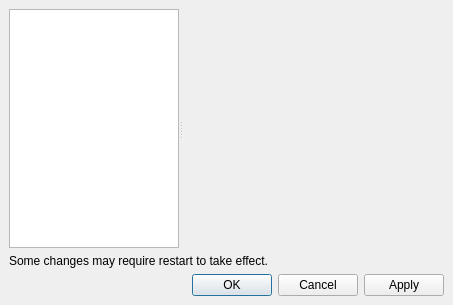
Old version of the form src/SettingsDlg.ui in the repository LubosD/fatrat.
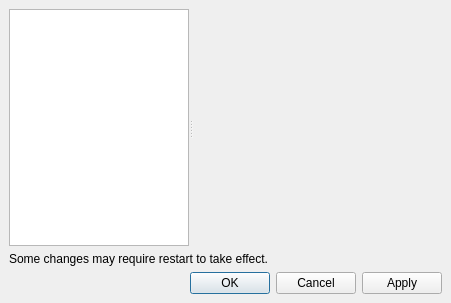
New version of the form.

```diff
--- a/src/SettingsDlg.ui
+++ b/src/SettingsDlg.ui
@@ -1,12 +1,12 @@
 <ui version="4.0" >
  <class>SettingsDlg</class>
- <widget class="QDialog" name="SettingsDlg" >
-  <property name="geometry" >
+ <widget class="QDialog" name="SettingsDlg">
+  <property name="geometry">
    <rect>
     <x>0</x>
     <y>0</y>
-    <width>453</width>
-    <height>305</height>
+    <width>451</width>
+    <height>303</height>
    </rect>
   </property>
   <property name="windowTitle" >
@@ -57,9 +57,9 @@
         <verstretch>0</verstretch>
        </sizepolicy>
       </property>
-      <property name="maximumSize" >
+      <property name="maximumSize">
        <size>
-        <width>170</width>
+        <width>180</width>
         <height>16777215</height>
        </size>
       </property>
```
Left out of the diff: 69 changed lines with no effect on the pictures.
